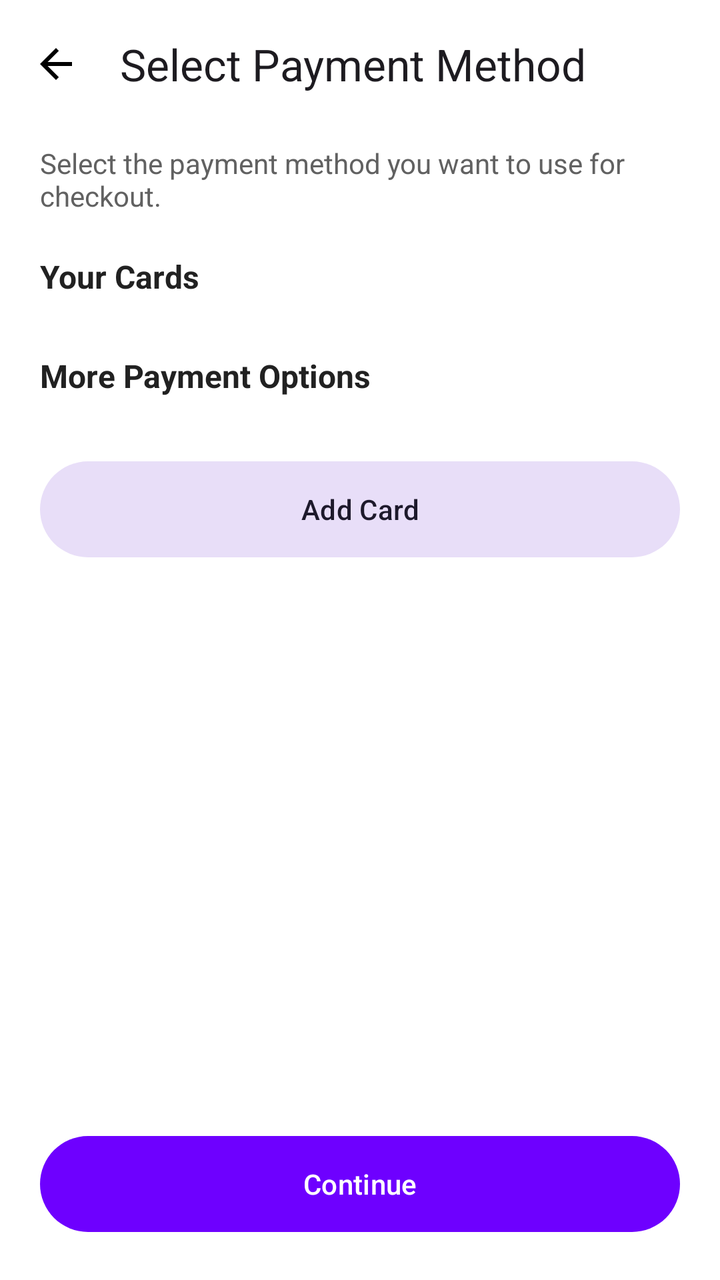
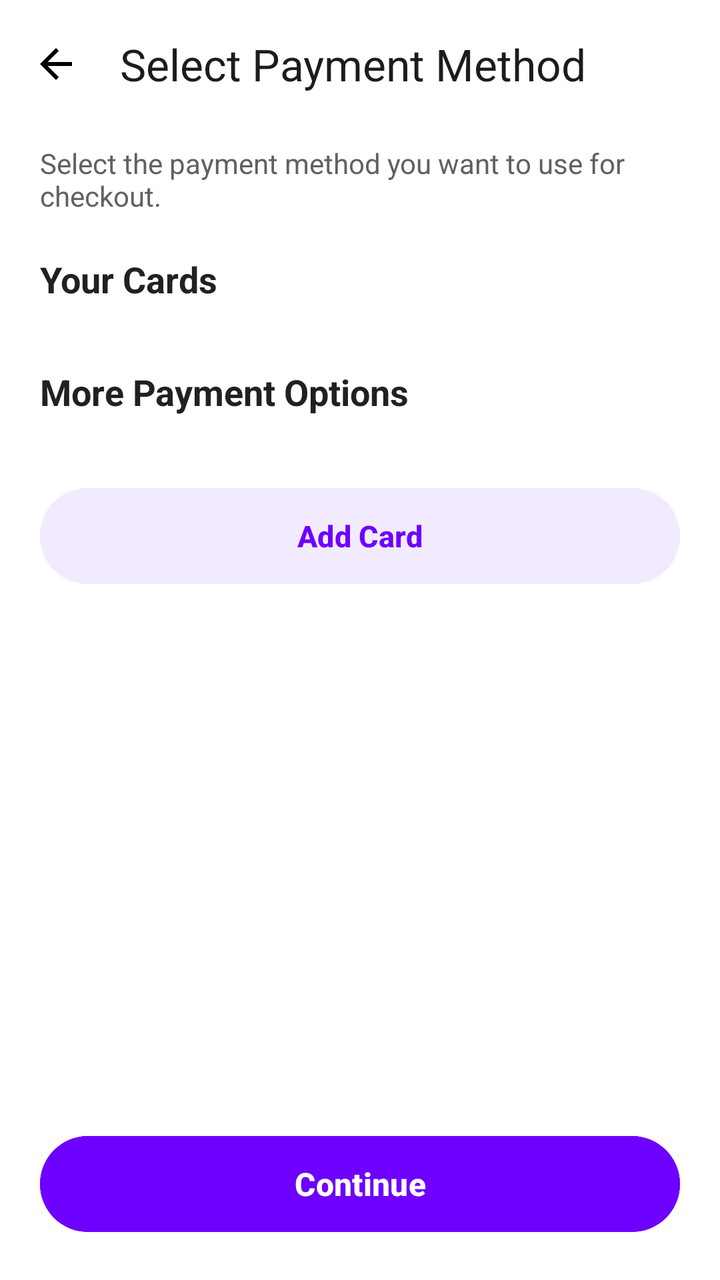

Two renders of the same Android screen: before a commit and after it. Below are the layout's source before the change and the commit's diff.
<!-- AndroidManifest.xml: application theme Theme.Zarur -->
<!-- res/layout/fragment_select_payment.xml -->
<?xml version="1.0" encoding="utf-8"?>
<androidx.constraintlayout.widget.ConstraintLayout xmlns:android="http://schemas.android.com/apk/res/android"
    xmlns:app="http://schemas.android.com/apk/res-auto"
    xmlns:tools="http://schemas.android.com/tools"
    android:layout_width="match_parent"
    android:layout_height="match_parent"
    android:background="?attr/colorSurface">

    <androidx.appcompat.widget.Toolbar
        android:id="@+id/toolbar"
        android:layout_width="match_parent"
        android:layout_height="?attr/actionBarSize"
        app:layout_constraintTop_toTopOf="parent"
        app:navigationIcon="@drawable/ic_back"
        app:title="@string/title_select_payment"
        app:titleTextAppearance="@style/TextAppearance.Material3.TitleLarge" />

    <androidx.core.widget.NestedScrollView
        android:layout_width="match_parent"
        android:layout_height="0dp"
        app:layout_constraintBottom_toTopOf="@+id/btnContinue"
        app:layout_constraintTop_toBottomOf="@id/toolbar">

        <LinearLayout
            android:layout_width="match_parent"
            android:layout_height="wrap_content"
            android:orientation="vertical"
            android:paddingBottom="24dp">

            <TextView
                android:layout_width="wrap_content"
                android:layout_height="wrap_content"
                android:paddingHorizontal="20dp"
                android:paddingTop="8dp"
                android:text="@string/desc_select_payment"
                android:textColor="?attr/colorOnSurfaceVariant"
                android:textSize="14sp" />

            
            <TextView
                android:layout_width="wrap_content"
                android:layout_height="wrap_content"
                android:layout_marginHorizontal="20dp"
                android:layout_marginTop="20dp"
                android:layout_marginBottom="8dp"
                android:text="@string/label_your_cards"
                android:textColor="?attr/colorOnSurface"
                android:textSize="16sp"
                android:textStyle="bold" />

            <androidx.recyclerview.widget.RecyclerView
                android:id="@+id/rvSelectCards"
                android:layout_width="match_parent"
                android:layout_height="wrap_content"
                android:clipToPadding="false"
                android:nestedScrollingEnabled="false"
                tools:itemCount="2"
                tools:listitem="@layout/item_credit_card" />

            
            <TextView
                android:layout_width="wrap_content"
                android:layout_height="wrap_content"
                android:layout_marginHorizontal="20dp"
                android:layout_marginTop="20dp"
                android:layout_marginBottom="8dp"
                android:text="@string/label_more_payment_options"
                android:textColor="?attr/colorOnSurface"
                android:textSize="16sp"
                android:textStyle="bold" />

            <androidx.recyclerview.widget.RecyclerView
                android:id="@+id/rvSelectWallets"
                android:layout_width="match_parent"
                android:layout_height="wrap_content"
                android:clipToPadding="false"
                android:nestedScrollingEnabled="false"
                tools:itemCount="4"
                tools:listitem="@layout/item_digital_wallet" />

            <com.google.android.material.button.MaterialButton
                android:id="@+id/btnAddNewCard"
                style="@style/Widget.Material3.Button.TonalButton"
                android:layout_width="match_parent"
                android:layout_height="56dp"
                android:layout_marginHorizontal="20dp"
                android:layout_marginTop="20dp"
                android:text="@string/button_add_new_card_booking"
                app:cornerRadius="28dp" />

        </LinearLayout>
    </androidx.core.widget.NestedScrollView>

    <ProgressBar
        android:id="@+id/progressBar"
        android:layout_width="wrap_content"
        android:layout_height="wrap_content"
        android:visibility="gone"
        app:layout_constraintBottom_toBottomOf="parent"
        app:layout_constraintEnd_toEndOf="parent"
        app:layout_constraintStart_toStartOf="parent"
        app:layout_constraintTop_toTopOf="parent" />

    <com.google.android.material.button.MaterialButton
        android:id="@+id/btnContinue"
        android:layout_width="match_parent"
        android:layout_height="56dp"
        android:layout_margin="20dp"
        android:text="@string/button_continue"
        app:cornerRadius="28dp"
        app:layout_constraintBottom_toBottomOf="parent" />

</androidx.constraintlayout.widget.ConstraintLayout>
<!-- res/layout/item_credit_card.xml (included above) -->
<?xml version="1.0" encoding="utf-8"?>
<com.google.android.material.card.MaterialCardView xmlns:android="http://schemas.android.com/apk/res/android"
    xmlns:app="http://schemas.android.com/apk/res-auto"
    xmlns:tools="http://schemas.android.com/tools"
    android:id="@+id/cardContainer"
    android:layout_width="match_parent"
    android:layout_height="200dp"
    android:layout_marginHorizontal="20dp"
    android:layout_marginVertical="8dp"
    app:cardCornerRadius="20dp"
    app:cardElevation="6dp"
    app:strokeWidth="0dp">

    <androidx.constraintlayout.widget.ConstraintLayout
        android:id="@+id/clCardBackground"
        android:layout_width="match_parent"
        android:layout_height="match_parent"
        android:background="@drawable/bg_card_visa"
        android:padding="20dp">

        
        <ImageView
            android:id="@+id/ivChip"
            android:layout_width="38dp"
            android:layout_height="28dp"
            android:src="@drawable/ic_card_chip"
            app:layout_constraintStart_toStartOf="parent"
            app:layout_constraintTop_toTopOf="parent" />

        <ImageView
            android:id="@+id/ivContactless"
            android:layout_width="22dp"
            android:layout_height="22dp"
            android:layout_marginStart="12dp"
            android:src="@drawable/ic_contactless"
            app:layout_constraintBottom_toBottomOf="@id/ivChip"
            app:layout_constraintStart_toEndOf="@id/ivChip"
            app:layout_constraintTop_toTopOf="@id/ivChip" />

        <LinearLayout
            android:id="@+id/llTopRightActions"
            android:layout_width="wrap_content"
            android:layout_height="wrap_content"
            android:gravity="center_vertical"
            android:orientation="horizontal"
            app:layout_constraintEnd_toEndOf="parent"
            app:layout_constraintTop_toTopOf="parent">

            <TextView
                android:id="@+id/tvDefaultBadge"
                android:layout_width="wrap_content"
                android:layout_height="wrap_content"
                android:background="#33FFFFFF"
                android:paddingHorizontal="10dp"
                android:paddingVertical="4dp"
                android:text="DEFAULT"
                android:textColor="#FFFFFF"
                android:textSize="10sp"
                android:textStyle="bold"
                android:visibility="visible" />

            <ImageButton
                android:id="@+id/btnDeleteCard"
                android:layout_width="28dp"
                android:layout_height="28dp"
                android:layout_marginStart="8dp"
                android:background="?attr/selectableItemBackgroundBorderless"
                android:contentDescription="Delete Card"
                android:src="@drawable/ic_delete"
                app:tint="#FFFFFF" />
        </LinearLayout>

        <ImageView
            android:id="@+id/ivBrandLogo"
            android:layout_width="52dp"
            android:layout_height="36dp"
            android:adjustViewBounds="true"
            android:scaleType="fitCenter"
            android:src="@drawable/ic_payment_visa"
            app:layout_constraintEnd_toEndOf="parent"
            app:layout_constraintTop_toBottomOf="@id/llTopRightActions" />

        
        <TextView
            android:id="@+id/tvCardNumber"
            android:layout_width="0dp"
            android:layout_height="wrap_content"
            android:layout_marginTop="20dp"
            android:fontFamily="sans-serif-medium"
            android:letterSpacing="0.15"
            android:text="•••• •••• •••• 4242"
            android:textColor="#FFFFFF"
            android:textSize="20sp"
            android:textStyle="bold"
            app:layout_constraintEnd_toEndOf="parent"
            app:layout_constraintStart_toStartOf="parent"
            app:layout_constraintTop_toBottomOf="@id/ivChip" />

        
        <LinearLayout
            android:id="@+id/llCardHolder"
            android:layout_width="0dp"
            android:layout_height="wrap_content"
            android:orientation="vertical"
            app:layout_constraintBottom_toBottomOf="parent"
            app:layout_constraintEnd_toStartOf="@id/llExpiry"
            app:layout_constraintStart_toStartOf="parent">

            <TextView
                android:layout_width="wrap_content"
                android:layout_height="wrap_content"
                android:text="CARD HOLDER"
                android:textColor="#B3FFFFFF"
                android:textSize="9sp"
                android:textStyle="bold" />

            <TextView
                android:id="@+id/tvCardHolder"
                android:layout_width="wrap_content"
                android:layout_height="wrap_content"
                android:ellipsize="end"
                android:maxLines="1"
                android:text="Andrew Ainsley"
                android:textColor="#FFFFFF"
                android:textSize="14sp"
                android:textStyle="bold" />
        </LinearLayout>

        <LinearLayout
            android:id="@+id/llExpiry"
            android:layout_width="wrap_content"
            android:layout_height="wrap_content"
            android:orientation="vertical"
            app:layout_constraintBottom_toBottomOf="parent"
            app:layout_constraintEnd_toEndOf="parent">

            <TextView
                android:layout_width="wrap_content"
                android:layout_height="wrap_content"
                android:text="EXPIRES"
                android:textColor="#B3FFFFFF"
                android:textSize="9sp"
                android:textStyle="bold" />

            <TextView
                android:id="@+id/tvExpiryDate"
                android:layout_width="wrap_content"
                android:layout_height="wrap_content"
                android:text="12/28"
                android:textColor="#FFFFFF"
                android:textSize="14sp"
                android:textStyle="bold" />
        </LinearLayout>

        <ImageView
            android:id="@+id/ivSelectionCheck"
            android:layout_width="32dp"
            android:layout_height="32dp"
            android:src="@drawable/ic_check_circle"
            android:visibility="gone"
            app:tint="#FFFFFF"
            app:layout_constraintBottom_toBottomOf="parent"
            app:layout_constraintEnd_toEndOf="parent"
            app:layout_constraintTop_toTopOf="parent" />

    </androidx.constraintlayout.widget.ConstraintLayout>
</com.google.android.material.card.MaterialCardView>
<!-- res/layout/item_digital_wallet.xml (included above) -->
<?xml version="1.0" encoding="utf-8"?>
<com.google.android.material.card.MaterialCardView xmlns:android="http://schemas.android.com/apk/res/android"
    xmlns:app="http://schemas.android.com/apk/res-auto"
    android:id="@+id/walletCardContainer"
    android:layout_width="match_parent"
    android:layout_height="wrap_content"
    android:layout_marginHorizontal="20dp"
    android:layout_marginVertical="6dp"
    app:cardBackgroundColor="?attr/colorSurface"
    app:cardCornerRadius="16dp"
    app:cardElevation="0dp"
    app:strokeColor="?attr/colorSurfaceVariant"
    app:strokeWidth="1dp">

    <androidx.constraintlayout.widget.ConstraintLayout
        android:layout_width="match_parent"
        android:layout_height="wrap_content"
        android:padding="16dp">

        <com.google.android.material.card.MaterialCardView
            android:id="@+id/cvIconFrame"
            android:layout_width="48dp"
            android:layout_height="48dp"
            app:cardBackgroundColor="?attr/colorSurfaceVariant"
            app:cardCornerRadius="12dp"
            app:cardElevation="0dp"
            app:strokeWidth="0dp"
            app:layout_constraintBottom_toBottomOf="parent"
            app:layout_constraintStart_toStartOf="parent"
            app:layout_constraintTop_toTopOf="parent">

            <ImageView
                android:id="@+id/ivWalletIcon"
                android:layout_width="32dp"
                android:layout_height="32dp"
                android:layout_gravity="center"
                android:src="@drawable/ic_payment_paypal"
                android:contentDescription="Wallet Icon" />
        </com.google.android.material.card.MaterialCardView>

        <TextView
            android:id="@+id/tvWalletTitle"
            android:layout_width="0dp"
            android:layout_height="wrap_content"
            android:layout_marginStart="16dp"
            android:text="PayPal"
            android:textColor="?attr/colorOnSurface"
            android:textSize="16sp"
            android:textStyle="bold"
            app:layout_constraintEnd_toStartOf="@+id/btnAction"
            app:layout_constraintStart_toEndOf="@id/cvIconFrame"
            app:layout_constraintTop_toTopOf="parent" />

        <TextView
            android:id="@+id/tvWalletSubtitle"
            android:layout_width="0dp"
            android:layout_height="wrap_content"
            android:layout_marginStart="16dp"
            android:layout_marginTop="2dp"
            android:text="andrew_ainsley@domain.com"
            android:textColor="?attr/colorOnSurfaceVariant"
            android:textSize="13sp"
            app:layout_constraintEnd_toStartOf="@+id/btnAction"
            app:layout_constraintStart_toEndOf="@id/cvIconFrame"
            app:layout_constraintTop_toBottomOf="@id/tvWalletTitle" />

        <com.google.android.material.button.MaterialButton
            android:id="@+id/btnAction"
            style="@style/Widget.Material3.Button.TextButton"
            android:layout_width="wrap_content"
            android:layout_height="wrap_content"
            android:text="Connected"
            android:textColor="?attr/colorPrimary"
            android:textSize="13sp"
            android:textStyle="bold"
            app:layout_constraintBottom_toBottomOf="parent"
            app:layout_constraintEnd_toEndOf="parent"
            app:layout_constraintTop_toTopOf="parent" />

        <RadioButton
            android:id="@+id/rbSelectWallet"
            android:layout_width="wrap_content"
            android:layout_height="wrap_content"
            android:clickable="false"
            android:focusable="false"
            android:visibility="gone"
            app:layout_constraintBottom_toBottomOf="parent"
            app:layout_constraintEnd_toEndOf="parent"
            app:layout_constraintTop_toTopOf="parent" />

    </androidx.constraintlayout.widget.ConstraintLayout>
</com.google.android.material.card.MaterialCardView>
<!-- resources referenced by this layout -->
<resources>
  <!-- drawable bg_card_visa (drawable) -->
  <?xml version="1.0" encoding="utf-8"?>
  <shape xmlns:android="http://schemas.android.com/apk/res/android"
      android:shape="rectangle">
      <corners android:radius="20dp" />
      <gradient
          android:angle="135"
          android:endColor="#0F2027"
          android:centerColor="#203A43"
          android:startColor="#2C5364" />
  </shape>
  <!-- drawable ic_back (drawable) -->
  <?xml version="1.0" encoding="utf-8"?>
  <vector xmlns:android="http://schemas.android.com/apk/res/android"
      android:width="24dp"
      android:height="24dp"
      android:viewportWidth="24"
      android:viewportHeight="24">
      <path
          android:fillColor="#000000"
          android:pathData="M20,11H7.83l5.59,-5.59L12,4l-8,8l8,8l1.41,-1.41L7.83,13H20V11z" />
  </vector>
  <!-- drawable ic_card_chip (drawable) -->
  <?xml version="1.0" encoding="utf-8"?>
  <vector xmlns:android="http://schemas.android.com/apk/res/android"
      android:width="40dp"
      android:height="30dp"
      android:viewportWidth="40"
      android:viewportHeight="30">
    <path
        android:fillColor="#FFD700"
        android:pathData="M4,2 H36 A2,2 0 0,1 38,4 V26 A2,2 0 0,1 36,28 H4 A2,2 0 0,1 2,26 V4 A2,2 0 0,1 4,2 Z" />
    <path
        android:strokeColor="#C5A000"
        android:strokeWidth="1"
        android:pathData="M2,10 H38 M2,20 H38 M14,2 V28 M26,2 V28 M14,10 H26 M14,20 H26" />
  </vector>
  <!-- drawable ic_check_circle (drawable) -->
  <?xml version="1.0" encoding="utf-8"?>
  <vector xmlns:android="http://schemas.android.com/apk/res/android"
      android:width="24dp"
      android:height="24dp"
      android:viewportWidth="24"
      android:viewportHeight="24">
    <path
        android:fillColor="?attr/colorPrimary"
        android:pathData="M12,2C6.48,2 2,6.48 2,12s4.48,10 10,10 10,-4.48 10,-10S17.52,2 12,2zm-2,15l-5,-5 1.41,-1.41L10,14.17l7.59,-7.59L19,8l-9,9z"/>
  </vector>
  <!-- drawable ic_contactless (drawable) -->
  <?xml version="1.0" encoding="utf-8"?>
  <vector xmlns:android="http://schemas.android.com/apk/res/android"
      android:width="24dp"
      android:height="24dp"
      android:viewportWidth="24"
      android:viewportHeight="24">
    <path
        android:strokeColor="#FFFFFF"
        android:strokeWidth="2"
        android:strokeLineCap="round"
        android:pathData="M12,18 A6,6 0 0,0 12,6" />
    <path
        android:strokeColor="#FFFFFF"
        android:strokeWidth="2"
        android:strokeLineCap="round"
        android:pathData="M15,21 A10,10 0 0,0 15,3" />
    <path
        android:strokeColor="#FFFFFF"
        android:strokeWidth="2"
        android:strokeLineCap="round"
        android:pathData="M9,15 A3,3 0 0,0 9,9" />
    <path
        android:fillColor="#FFFFFF"
        android:pathData="M6,12 A1,1 0 1,1 4,12 A1,1 0 1,1 6,12 Z" />
  </vector>
  <!-- drawable ic_delete (drawable) -->
  <?xml version="1.0" encoding="utf-8"?>
  <vector xmlns:android="http://schemas.android.com/apk/res/android"
      android:width="24dp"
      android:height="24dp"
      android:viewportWidth="24"
      android:viewportHeight="24">
    <path
        android:fillColor="?attr/colorError"
        android:pathData="M6,19c0,1.1 0.9,2 2,2h8c1.1,0 2,-0.9 2,-2V7H6v12zM19,4h-3.5l-1,-1h-5l-1,1H5v2h14V4z"/>
  </vector>
  <string name="button_add_new_card_booking">Add Card</string>
  <string name="button_continue">Continue</string>
  <string name="desc_select_payment">Select the payment method you want to use for checkout.</string>
  <string name="label_more_payment_options">More Payment Options</string>
  <string name="label_your_cards">Your Cards</string>
  <string name="title_select_payment">Select Payment Method</string>
  <style name="Theme.Zarur" parent="Base.Theme.Zarur" />
  <color name="uzum_purple">#6E00FF</color>
  <color name="white">#FFFFFF</color>
  <color name="uzum_purple_light">#F2EBFF</color>
  <color name="neutral_900">#212121</color>
  <color name="neutral_50">#FAFAFA</color>
  <color name="neutral_700">#616161</color>
  <color name="neutral_200">#EEEEEE</color>
  <!-- unchanged entries left out for length: 3 -->
</resources>

<!-- the commit's change to res/layout/fragment_select_payment.xml (unified diff, before → after) -->
@@ -28,6 +28,7 @@
             android:paddingBottom="24dp">
 
             <TextView
+                android:id="@+id/tvSelectPaymentDesc"
                 android:layout_width="wrap_content"
                 android:layout_height="wrap_content"
                 android:paddingHorizontal="20dp"
@@ -38,6 +39,7 @@
 
             
             <TextView
+                android:id="@+id/tvYourCardsHeader"
                 android:layout_width="wrap_content"
                 android:layout_height="wrap_content"
                 android:layout_marginHorizontal="20dp"
@@ -45,7 +47,7 @@
                 android:layout_marginBottom="8dp"
                 android:text="@string/label_your_cards"
                 android:textColor="?attr/colorOnSurface"
-                android:textSize="16sp"
+                android:textSize="18sp"
                 android:textStyle="bold" />
 
             <androidx.recyclerview.widget.RecyclerView
@@ -59,14 +61,15 @@
 
             
             <TextView
+                android:id="@+id/tvMorePaymentOptionsHeader"
                 android:layout_width="wrap_content"
                 android:layout_height="wrap_content"
                 android:layout_marginHorizontal="20dp"
-                android:layout_marginTop="20dp"
+                android:layout_marginTop="24dp"
                 android:layout_marginBottom="8dp"
                 android:text="@string/label_more_payment_options"
                 android:textColor="?attr/colorOnSurface"
-                android:textSize="16sp"
+                android:textSize="18sp"
                 android:textStyle="bold" />
 
             <androidx.recyclerview.widget.RecyclerView
@@ -78,14 +81,20 @@
                 tools:itemCount="4"
                 tools:listitem="@layout/item_digital_wallet" />
 
+            
             <com.google.android.material.button.MaterialButton
                 android:id="@+id/btnAddNewCard"
                 style="@style/Widget.Material3.Button.TonalButton"
                 android:layout_width="match_parent"
                 android:layout_height="56dp"
                 android:layout_marginHorizontal="20dp"
-                android:layout_marginTop="20dp"
+                android:layout_marginTop="24dp"
+                android:backgroundTint="?attr/colorSecondary"
                 android:text="@string/button_add_new_card_booking"
+                android:textAllCaps="false"
+                android:textColor="?attr/colorPrimary"
+                android:textSize="15sp"
+                android:textStyle="bold"
                 app:cornerRadius="28dp" />
 
         </LinearLayout>
@@ -101,12 +110,18 @@
         app:layout_constraintStart_toStartOf="parent"
         app:layout_constraintTop_toTopOf="parent" />
 
+    
     <com.google.android.material.button.MaterialButton
         android:id="@+id/btnContinue"
         android:layout_width="match_parent"
         android:layout_height="56dp"
         android:layout_margin="20dp"
+        android:backgroundTint="?attr/colorPrimary"
         android:text="@string/button_continue"
+        android:textAllCaps="false"
+        android:textColor="@color/white"
+        android:textSize="16sp"
+        android:textStyle="bold"
         app:cornerRadius="28dp"
         app:layout_constraintBottom_toBottomOf="parent" />
 
